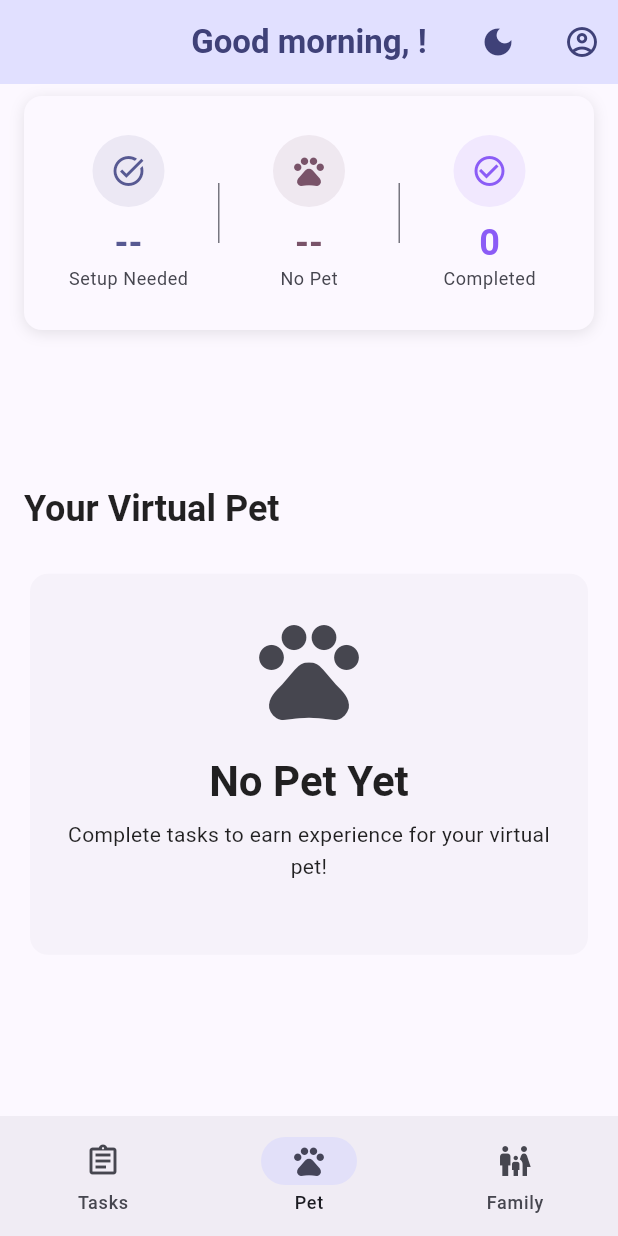
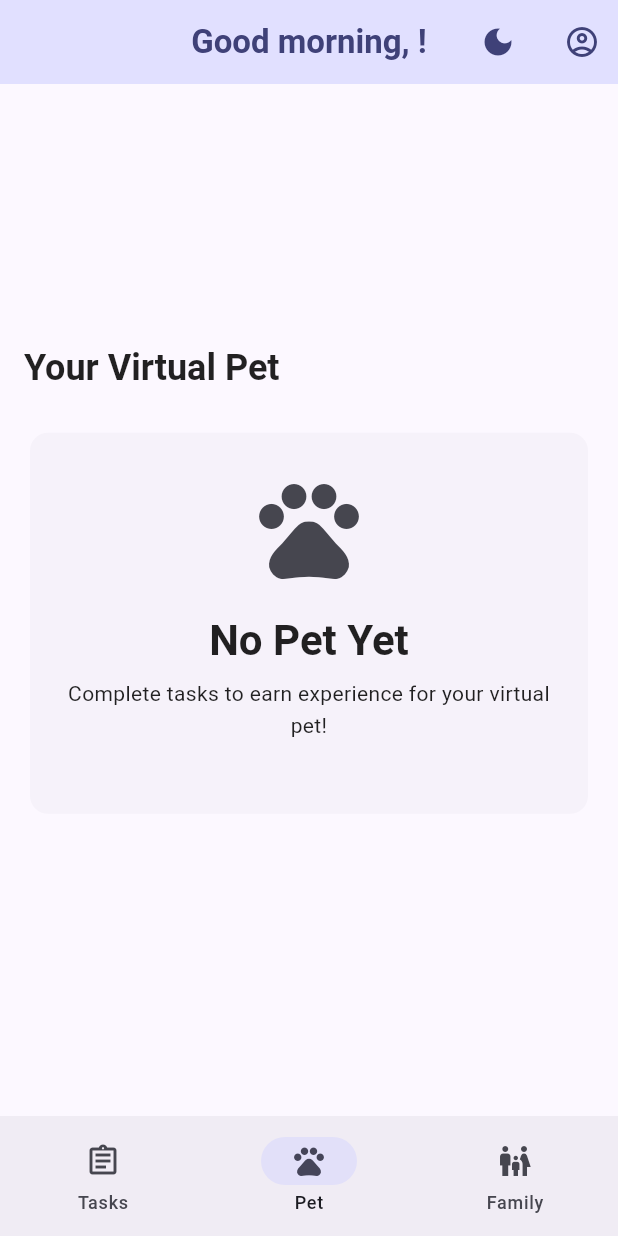
Before and after one commit to vbiff/familyPet, a Flutter app: the HomePage screen opened directly, on a phone screen of 412 x 824 dp. Run offline on Flutter 3.47's test engine with Material 3 defaults, Android fonts, the phone set to English and light mode, and no system bars; drawn by our look-alikes of flutter_animate; our stand-ins replace cached_network_image, equatable, fl_chart, flutter_dotenv, flutter_local_notifications, flutter_riverpod and 14 more; missing offline and left inert: qr_code_scanner; accounts and stored records are empty.

Commit message:
Refactor HomePage layout: Replace CustomScrollView with Column for improved structure and remove QuickStatsSection to streamline the UI. Maintain error handling for authentication state while enhancing readability.

```diff
--- a/lib/features/home/presentation/pages/home_page.dart
+++ b/lib/features/home/presentation/pages/home_page.dart
@@ -114,12 +114,11 @@ class HomePage extends ConsumerWidget {
           ),
         ],
       ),
-      body: CustomScrollView(
-        slivers: [
+      body: Column(
+        children: [
           // Error banner if needed
           if (authState.status == AuthStatus.error && authState.failure != null)
-            SliverToBoxAdapter(
-              child: Container(
+            Container(
               margin: const EdgeInsets.all(16),
               child: EnhancedCard.elevated(
                 child: Padding(
@@ -135,9 +134,8 @@ class HomePage extends ConsumerWidget {
                         child: Text(
                           authState.failure!.message,
                           style: TextStyle(
-                              color: Theme.of(context)
-                                  .colorScheme
-                                  .onErrorContainer,
+                            color:
+                                Theme.of(context).colorScheme.onErrorContainer,
                           ),
                         ),
                       ),
@@ -146,18 +144,9 @@ class HomePage extends ConsumerWidget {
                 ),
               ),
             ),
-            ),
-          // Quick stats section - only show on Pet and Family tabs, not on Tasks tab
-          if (selectedTab != 0) // Hide on Tasks tab (index 0)
-            const SliverToBoxAdapter(
-              child: Padding(
-                padding: EdgeInsets.fromLTRB(16, 8, 16, 24),
-                child: QuickStatsSection(),
-              ),
-            ),
 
           // Main content
-          SliverFillRemaining(
+          Expanded(
             child: Padding(
               padding: const EdgeInsets.symmetric(horizontal: 16),
               child: TabContentSwitcher(
@@ -465,148 +454,3 @@ Widget _getTabWidget(int index) {
       return const FamilyList();
   }
 }
-
-class QuickStatsSection extends StatelessWidget {
-  const QuickStatsSection({super.key});
-
-  @override
-  Widget build(BuildContext context) {
-    return Consumer(
-      builder: (context, ref, _) {
-        final hasFamily = ref.watch(hasFamilyProvider);
-        final pendingTasks = ref.watch(pendingTasksProvider);
-        final petState = ref.watch(petNotifierProvider);
-        final user = ref.watch(currentUserProvider);
-
-        // Calculate task stats based on family status
-        final userPendingTasks = hasFamily && user?.familyId != null
-            ? pendingTasks.where((task) => task.assignedTo == user?.id).length
-            : 0;
-        final taskValue =
-            hasFamily && user?.familyId != null ? '$userPendingTasks' : '--';
-        final taskSubtitle =
-            hasFamily && user?.familyId != null ? 'Tasks' : 'Setup Needed';
-
-        // Calculate pet stats - showing happiness instead of health
-        final pet = petState.pet;
-        final petHappiness = pet?.stats['happiness'] ?? 0;
-        final petHappinessValue = pet != null ? '$petHappiness%' : '--';
-        final petHappinessSubtitle = pet != null
-            ? (petHappiness >= 80
-                ? 'Happy'
-                : petHappiness >= 50
-                    ? 'OK'
-                    : 'Needs Care')
-            : 'No Pet';
-
-        // Calculate completed tasks
-        final userId = ref.watch(currentUserProvider)?.id;
-        final completedTasks = ref
-            .watch(completedTasksProvider)
-            .where((task) => task.assignedTo == userId)
-            .length;
-        final numberOfCompletedTasks = hasFamily ? '$completedTasks' : '0';
-
-        return EnhancedCard.elevated(
-          child: Padding(
-            padding: const EdgeInsets.all(10),
-            child: Row(
-              children: [
-                Expanded(
-                  child: StatItem(
-                    icon: Icons.task_alt,
-                    label: 'Tasks',
-                    value: taskValue,
-                    subtitle: taskSubtitle,
-                    color: Theme.of(context).colorScheme.primary,
-                  ),
-                ),
-                Container(
-                  width: 1,
-                  height: 40,
-                  color: Theme.of(context).dividerColor,
-                  margin: const EdgeInsets.symmetric(horizontal: 16),
-                ),
-                Expanded(
-                  child: StatItem(
-                    icon: Icons.pets,
-                    label: 'Pet Happiness',
-                    value: petHappinessValue,
-                    subtitle: petHappinessSubtitle,
-                    color: Theme.of(context).colorScheme.tertiary,
-                  ),
-                ),
-                Container(
-                  width: 1,
-                  height: 40,
-                  color: Theme.of(context).dividerColor,
-                  margin: const EdgeInsets.symmetric(horizontal: 16),
-                ),
-                Expanded(
-                  child: StatItem(
-                    icon: Icons.check_circle_outline,
-                    label: 'Completed',
-                    value: numberOfCompletedTasks,
-                    subtitle: 'Completed',
-                    color: Theme.of(context).colorScheme.secondary,
-                  ),
-                ),
-              ],
-            ),
-          ),
-        );
-      },
-    );
-  }
-}
-
-class StatItem extends StatelessWidget {
-  final IconData icon;
-  final String label;
-  final String value;
-  final String subtitle;
-  final Color color;
-
-  const StatItem({
-    super.key,
-    required this.icon,
-    required this.label,
-    required this.value,
-    required this.subtitle,
-    required this.color,
-  });
-
-  @override
-  Widget build(BuildContext context) {
-    return Column(
-      children: [
-        Container(
-          padding: const EdgeInsets.all(12),
-          decoration: BoxDecoration(
-            color: color.withValues(alpha: 0.1),
-            shape: BoxShape.circle,
-          ),
-          child: Icon(
-            icon,
-            color: color,
-            size: 24,
-          ),
-        ),
-        const SizedBox(height: 8),
-        Text(
-          value,
-          style: Theme.of(context).textTheme.headlineSmall?.copyWith(
-                fontWeight: FontWeight.bold,
-                color: color,
-              ),
-        ),
-        Text(
-          subtitle,
-          style: Theme.of(context).textTheme.bodySmall?.copyWith(
-                color: Theme.of(context).colorScheme.onSurfaceVariant,
-              ),
-        ),
-      ],
-    );
-  }
-}
```
Lines whose indentation alone changed are shown as unchanged.
